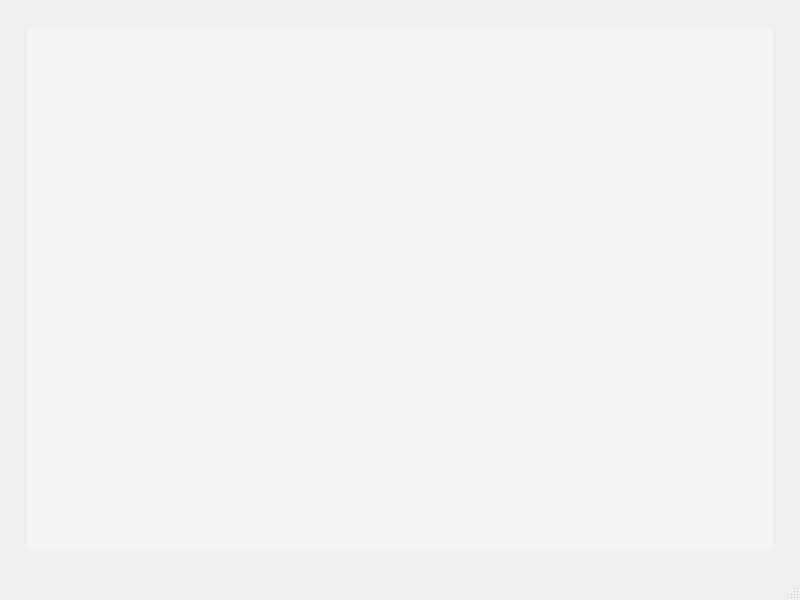
First picture: the form in ui/datos.ui, repository decinx1/Sistema-hidrop-nico-Monitoreado, before the edit.
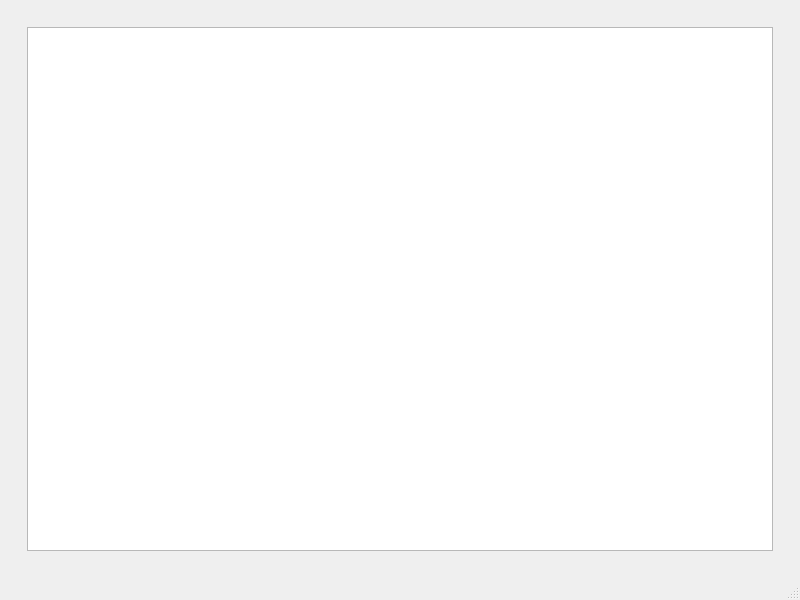
Second picture: the form after the edit.

The edit to the form file:
```diff
--- a/ui/datos.ui
+++ b/ui/datos.ui
@@ -15,139 +15,6 @@
   </property>
   <property name="styleSheet">
    <string notr="true">/* === QTableView === */
-QTableView {
-    background-color: rgb(245, 245, 245); /* Color claro y suave similar al blanco */
-    border: none;
-    font-size: 16px;
-    selection-background-color: rgb(220, 220, 220); /* Gris suave para la selección */
-    border-radius: 8px;
-    color: #333333;
-}
-QTableView::item {
-    padding: 8px;
-    border-radius: 6px;
-    margin: 2px;
-}
-QTableView::item:selected {
-    background-color: rgb(200, 200, 200); /* Gris más claro */
-    color: black;
-}
-
-/* === QHeaderView === */
-QHeaderView::section {
-    background-color: #66bb6a; /* Verde más brillante y fresco para el header */
-    color: white;
-    font-weight: bold;
-    padding: 8px;
-    border: none;
-    border-radius: 12px;
-    margin: 1px;
-}
-QHeaderView::section:horizontal {
-    background-color: #1e73c1; /* Azul suave para los nombres de las columnas */
-    color: white;
-    font-weight: bold;
-}
-
-/* === QScrollBar === */
-QScrollBar:vertical {
-    background-color: #f0f0f0;
-    width: 10px;
-    border-radius: 5px;
-}
-QScrollBar::handle:vertical {
-    background-color: #8cc63f;
-    border-radius: 5px;
-}
-QScrollBar::handle:vertical:hover {
-    background-color: #7ab62e;
-}
-
-/* === QDialog === */
-QDialog {
-    background-color: #ffffff; /* Blanco limpio */
-    border: 2px solid #1e73c1; /* Azul suave para el borde */
-    border-radius: 20px; /* Bordes redondeados */
-    padding: 30px; /* Más padding para un espaciado más limpio */
-}
-
-/* === Modal title bar === */
-QDialog QWidget#titleBar {
-    background-color: #66bb6a; /* Verde brillante para el encabezado */
-    color: white;
-    border-top-left-radius: 20px; /* Redondeo de los bordes */
-    border-top-right-radius: 20px;
-    padding: 20px; /* Padding ajustado */
-    font-size: 20px; /* Título más grande */
-    font-weight: bold;
-    text-align: center;
-}
-
-/* === Modal content === */
-QDialog QWidget#contentWidget {
-    background-color: #f9f9f9; /* Gris claro para el contenido */
-    border-radius: 15px; /* Bordes redondeados */
-    margin: 20px;
-    padding: 25px; /* Más padding para no verse comprimido */
-}
-
-QDialog QLabel {
-    font-size: 18px; /* Tamaño de fuente ajustado */
-    color: #333333;
-    padding: 10px;
-}
-QDialog QLabel#sectionTitle {
-    font-size: 20px;
-    font-weight: bold;
-    color: #1e73c1; /* Azul para los títulos de sección */
-    padding: 10px 0;
-}
-QDialog QLabel#valueLabel {
-    font-size: 16px;
-    color: #444444;
-    background-color: #e6f7ff; /* Fondo sutil azul claro */
-    border-radius: 8px;
-    padding: 12px;
-    margin-top: 10px;
-}
-
-/* === Buttons === */
-QDialog QPushButton {
-    background-color: #1e73c1; /* Azul suave para los botones */
-    color: white;
-    border: none;
-    border-radius: 12px; /* Bordes más redondeados */
-    padding: 12px 25px;
-    font-size: 16px;
-    font-weight: bold;
-    margin-top: 20px;
-}
-QDialog QPushButton:hover {
-    background-color: #176ba3;
-}
-QDialog QPushButton:pressed {
-    background-color: #135e8e;
-}
-QDialog QPushButton#closeButton {
-    background-color: #00aeef; /* Color brillante para el botón de cierre */
-    color: white;
-}
-QDialog QPushButton#closeButton:hover {
-    background-color: #0099cc;
-}
-
-/* === Separators and graphs === */
-QDialog QFrame#separator {
-    background-color: #e0e0e0;
-    max-height: 1px;
-    margin: 15px 0;
-}
-QDialog QFrame#graphFrame {
-    background-color: white;
-    border: 1px solid #e0e0e0;
-    border-radius: 15px;
-    padding: 20px;
-}
 </string>
   </property>
   <widget class="QWidget" name="centralwidget">
```
